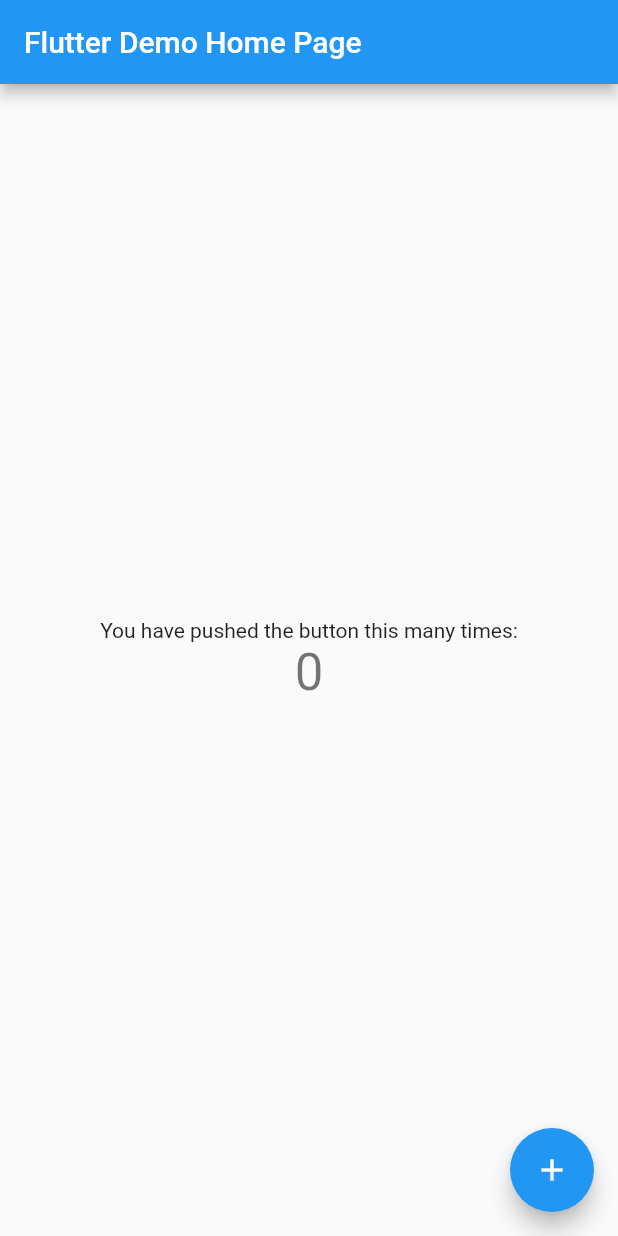
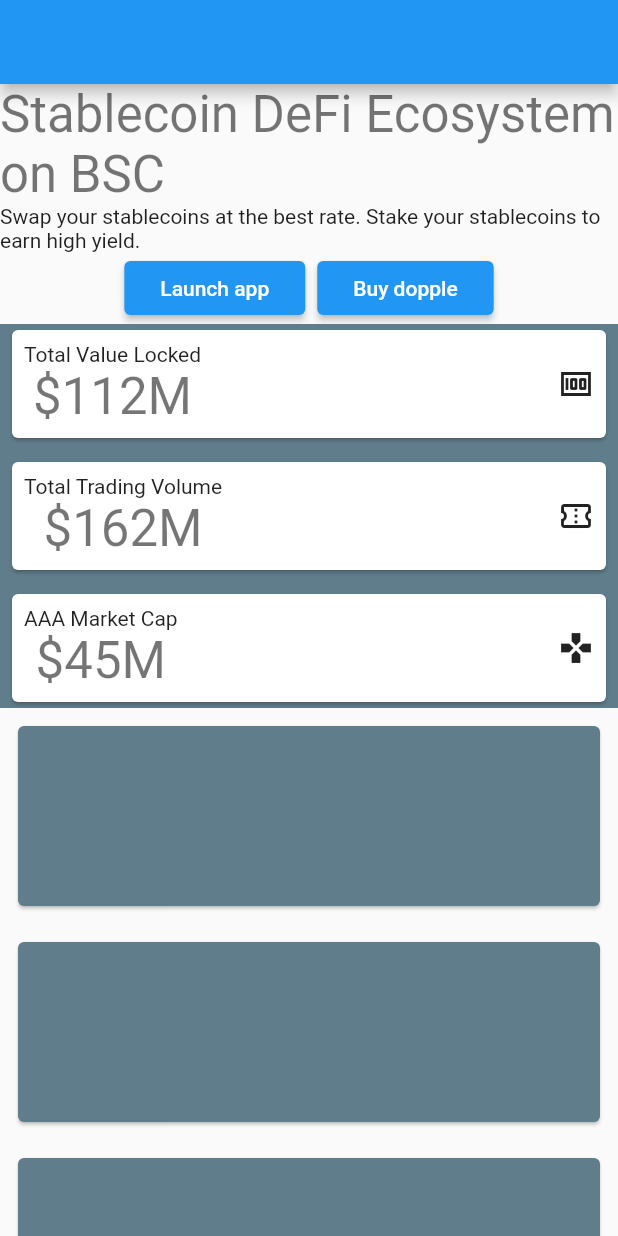
Before and after one commit to roticagas/flutter_responsive, a Flutter app: the screen it shows after launch, on a phone screen of 412 x 824 dp. Run offline on Flutter 3.47's test engine with Material 2 defaults, Android fonts, the phone set to English and light mode, and no system bars; our stand-ins replace get.

Commit message:
add responsive

```diff
--- /dev/null
+++ b/lib/index.dart
@@ -0,0 +1,195 @@
+import 'package:flutter/cupertino.dart';
+import 'package:flutter/material.dart';
+import 'package:flutter/rendering.dart';
+import 'package:flutter_responsive/reponsive.dart';
+import 'package:get/get.dart';
+
+class IndexPage extends StatelessWidget {
+  @override
+  Widget build(BuildContext context) {
+    return Scaffold(
+      appBar: AppBar(),
+      body: SingleChildScrollView(
+        physics: BouncingScrollPhysics(),
+        child: Column(
+          crossAxisAlignment: CrossAxisAlignment.stretch,
+          // direction: Axis.vertical,
+          // alignment: WrapAlignment.center,
+          // runAlignment: WrapAlignment.center,
+          // crossAxisAlignment: WrapCrossAlignment.center,
+          // spacing: 16.0,
+          children: [
+            Center(
+              child: Text(
+                "Stablecoin DeFi Ecosystem on BSC",
+                style: Get.textTheme.headline4,
+              ),
+            ),
+            Center(
+              child: Text(
+                  "Swap your stablecoins at the best rate. Stake your stablecoins to earn high yield."),
+            ),
+            Wrap(
+              direction: Axis.horizontal,
+              alignment: WrapAlignment.center,
+              spacing: 8.0,
+              // mainAxisAlignment: MainAxisAlignment.center,
+              children: [
+                ElevatedButton(
+                    onPressed: () {},
+                    child: Padding(
+                      padding: const EdgeInsets.all(8.0),
+                      child: Text("Launch app"),
+                    )),
+                ElevatedButton(
+                    onPressed: () {},
+                    child: Padding(
+                      padding: const EdgeInsets.all(8.0),
+                      child: Text("Buy dopple"),
+                    )),
+              ],
+            ),
+            Container(
+              color: Colors.blueGrey,
+              child: Wrap(
+                direction: Axis.horizontal,
+                alignment: WrapAlignment.center,
+                spacing: 8.0,
+                runSpacing: 8.0,
+                // mainAxisAlignment: MainAxisAlignment.center,
+                children: [
+                  ResponsiveWidget(
+                    classes: [ResponsiveSize.sm12, ResponsiveSize.md12, ResponsiveSize.lg4, ResponsiveSize.xl4, ResponsiveSize.xxl4],
+                    child: Card(
+                      child: Padding(
+                        padding: const EdgeInsets.all(8.0),
+                        child: Row(
+                          mainAxisSize: MainAxisSize.min,
+                          mainAxisAlignment: MainAxisAlignment.spaceBetween,
+                          children: [
+                            Column(
+                              children: [
+                                Text("Total Value Locked"),
+                                Text(
+                                  "\$112M",
+                                  style: Get.textTheme.headline4,
+                                )
+                              ],
+                            ),
+                            Icon(Icons.money),
+                          ],
+                        ),
+                      ),
+                    ),
+                  ),
+                  ResponsiveWidget(
+                    classes: [ResponsiveSize.sm12, ResponsiveSize.md12, ResponsiveSize.lg4, ResponsiveSize.xl4, ResponsiveSize.xxl4],
+                    child: Card(
+                      child: Padding(
+                        padding: const EdgeInsets.all(8.0),
+                        child: Row(
+                          mainAxisSize: MainAxisSize.min,
+                          mainAxisAlignment: MainAxisAlignment.spaceBetween,
+                          children: [
+                            Column(
+                              children: [
+                                Text("Total Trading Volume"),
+                                Text(
+                                  "\$162M",
+                                  style: Get.textTheme.headline4,
+                                )
+                              ],
+                            ),
+                            Icon(Icons.confirmation_number_outlined),
+                          ],
+                        ),
+                      ),
+                    ),
+                  ),
+                  ResponsiveWidget(
+                    classes: [ResponsiveSize.sm12, ResponsiveSize.md12, ResponsiveSize.lg4, ResponsiveSize.xl4, ResponsiveSize.xxl4],
+                    child: Card(
+                      child: Padding(
+                        padding: const EdgeInsets.all(8.0),
+                        child: Row(
+                          mainAxisSize: MainAxisSize.min,
+                          mainAxisAlignment: MainAxisAlignment.spaceBetween,
+                          children: [
+                            Column(
+                              children: [
+                                Text("AAA Market Cap"),
+                                Text(
+                                  "\$45M",
+                                  style: Get.textTheme.headline4,
+                                )
+                              ],
+                            ),
+                            Icon(Icons.gamepad),
+                          ],
+                        ),
+                      ),
+                    ),
+                  ),
+                ],
+              ),
+            ),
+            Padding(
+              padding: const EdgeInsets.all(8.0),
+              child: Card(
+                color: Colors.blueGrey,
+                child: Container(
+                  height: 120,
+                ),
+              ),
+            ),
+            Padding(
+              padding: const EdgeInsets.all(8.0),
+              child: Card(
+                color: Colors.blueGrey,
+                child: Container(
+                  height: 120,
+                ),
+              ),
+            ),
+            Padding(
+              padding: const EdgeInsets.all(8.0),
+              child: Card(
+                color: Colors.blueGrey,
+                child: Container(
+                  height: 120,
+                ),
+              ),
+            ),
+            Padding(
+              padding: const EdgeInsets.all(8.0),
+              child: Card(
+                color: Colors.blueGrey,
+                child: Container(
+                  height: 120,
+                ),
+              ),
+            ),
+            Padding(
+              padding: const EdgeInsets.all(8.0),
+              child: Card(
+                color: Colors.blueGrey,
+                child: Container(
+                  height: 120,
+                ),
+              ),
+            ),
+            Padding(
+              padding: const EdgeInsets.all(8.0),
+              child: Card(
+                color: Colors.blueGrey,
+                child: Container(
+                  height: 120,
+                ),
+              ),
+            ),
+          ],
+        ),
+      ),
+    );
+  }
+}
--- a/lib/main.dart
+++ b/lib/main.dart
@@ -1,4 +1,5 @@
 import 'package:flutter/material.dart';
+import 'package:flutter_responsive/index.dart';
 import 'package:get/get.dart';
 
 void main() {
@@ -23,7 +24,8 @@
         // is not restarted.
         primarySwatch: Colors.blue,
       ),
-      home: MyHomePage(title: 'Flutter Demo Home Page'),
+      // home: MyHomePage(title: 'Flutter Demo Home Page'),
+      home: IndexPage(),
     );
   }
 }
--- /dev/null
+++ b/lib/reponsive.dart
@@ -0,0 +1,135 @@
+import 'package:flutter/material.dart';
+import 'package:get/get.dart';
+
+class ResponsiveSize {
+  static var sm = 576;
+  static var md = 768;
+  static var lg = 992;
+  static var xl = 1200;
+  static var xxl = 1400;
+
+  static var sm4 = 104;
+  static var sm6 = 106;
+  static var sm12 = 112;
+  static var smList = [sm4, sm6, sm12];
+  static var md4 = 204;
+  static var md6 = 206;
+  static var md12 = 212;
+  static var mdList = [md4, md6, md12];
+  static var lg4 = 304;
+  static var lg6 = 306;
+  static var lg12 = 312;
+  static var lgList = [lg4, lg6, lg12];
+  static var xl4 = 404;
+  static var xl6 = 406;
+  static var xl12 = 412;
+  static var xlList = [xl4, xl6, xl12];
+  static var xxl4 = 504;
+  static var xxl6 = 506;
+  static var xxl12 = 512;
+  static var xxlList = [xxl4, xxl6, xxl12];
+}
+
+class ResponsiveWidget extends StatelessWidget {
+  final Widget? child;
+  final List<int>? classes;
+
+  const ResponsiveWidget({Key? key, this.child, this.classes})
+      : super(key: key);
+
+  @override
+  Widget build(BuildContext context) {
+    // print("Get.context?.size ${Get.context?.size}");
+    return LayoutBuilder(
+        builder: (BuildContext context, BoxConstraints constraints) {
+      print("$constraints");
+      print(
+          "maxWidth=${constraints.maxWidth}, maxHeight=${constraints.maxHeight}");
+      print(
+          "minWidth=${constraints.minWidth}, minHeight=${constraints.minHeight}");
+
+      // print("Get.context?.devicePixelRatio ${Get.context?.devicePixelRatio}");
+      // print("Get.context?.size ${Get.context?.size}");
+      print('MediaQuery.of(context).size ${MediaQuery.of(context).size}');
+      var width = MediaQuery.of(context).size.width;
+      var sss = ResponsiveSize.xxl;
+      if (width <= ResponsiveSize.xl) {
+        sss = ResponsiveSize.xl;
+      }
+      if (width <= ResponsiveSize.lg) {
+        sss = ResponsiveSize.lg;
+      }
+      if (width <= ResponsiveSize.md) {
+        sss = ResponsiveSize.md;
+      }
+      if (width <= ResponsiveSize.sm) {
+        sss = ResponsiveSize.sm;
+      }
+      if (classes?.isEmpty ?? true) {
+        return child ?? Container();
+      }
+      print("classes $classes width=$width sss=$sss");
+      if (sss == ResponsiveSize.sm &&
+          ResponsiveSize.smList
+              .toSet()
+              .intersection((classes ?? []).toSet())
+              .isNotEmpty) {
+        var n = 12;
+        if (classes?.contains(ResponsiveSize.sm4) ?? false) n = 4;
+        if (classes?.contains(ResponsiveSize.sm6) ?? false) n = 6;
+        if (classes?.contains(ResponsiveSize.sm12) ?? false) n = 12;
+        var w = (width * n / 12.0) - 8;
+        return Container(width: w, child: child ?? Container(width: w));
+      }
+      if (sss == ResponsiveSize.md &&
+          ResponsiveSize.mdList
+              .toSet()
+              .intersection((classes ?? []).toSet())
+              .isNotEmpty) {
+        var n = 12;
+        if (classes?.contains(ResponsiveSize.md4) ?? false) n = 4;
+        if (classes?.contains(ResponsiveSize.md6) ?? false) n = 6;
+        if (classes?.contains(ResponsiveSize.md12) ?? false) n = 12;
+        var w = (width * n / 12.0) - 8;
+        return Container(width: w, child: child ?? Container(width: w));
+      }
+      if (sss == ResponsiveSize.lg &&
+          ResponsiveSize.lgList
+              .toSet()
+              .intersection((classes ?? []).toSet())
+              .isNotEmpty) {
+        var n = 12;
+        if (classes?.contains(ResponsiveSize.lg4) ?? false) n = 4;
+        if (classes?.contains(ResponsiveSize.lg6) ?? false) n = 6;
+        if (classes?.contains(ResponsiveSize.lg12) ?? false) n = 12;
+        var w = (width * n / 12.0) - 8;
+        return Container(width: w, child: child ?? Container(width: w));
+      }
+      if (sss == ResponsiveSize.xl &&
+          ResponsiveSize.xlList
+              .toSet()
+              .intersection((classes ?? []).toSet())
+              .isNotEmpty) {
+        var n = 12;
+        if (classes?.contains(ResponsiveSize.xl4) ?? false) n = 4;
+        if (classes?.contains(ResponsiveSize.xl6) ?? false) n = 6;
+        if (classes?.contains(ResponsiveSize.xl12) ?? false) n = 12;
+        var w = (width * n / 12.0) - 8;
+        return Container(width: w, child: child ?? Container(width: w));
+      }
+      if (sss == ResponsiveSize.xxl &&
+          ResponsiveSize.xxlList
+              .toSet()
+              .intersection((classes ?? []).toSet())
+              .isNotEmpty) {
+        var n = 12;
+        if (classes?.contains(ResponsiveSize.xxl4) ?? false) n = 4;
+        if (classes?.contains(ResponsiveSize.xxl6) ?? false) n = 6;
+        if (classes?.contains(ResponsiveSize.xxl12) ?? false) n = 12;
+        var w = (width * n / 12.0) - 8;
+        return Container(width: w, child: child ?? Container(width: w));
+      }
+      return child ?? Container();
+    });
+  }
+}
```
